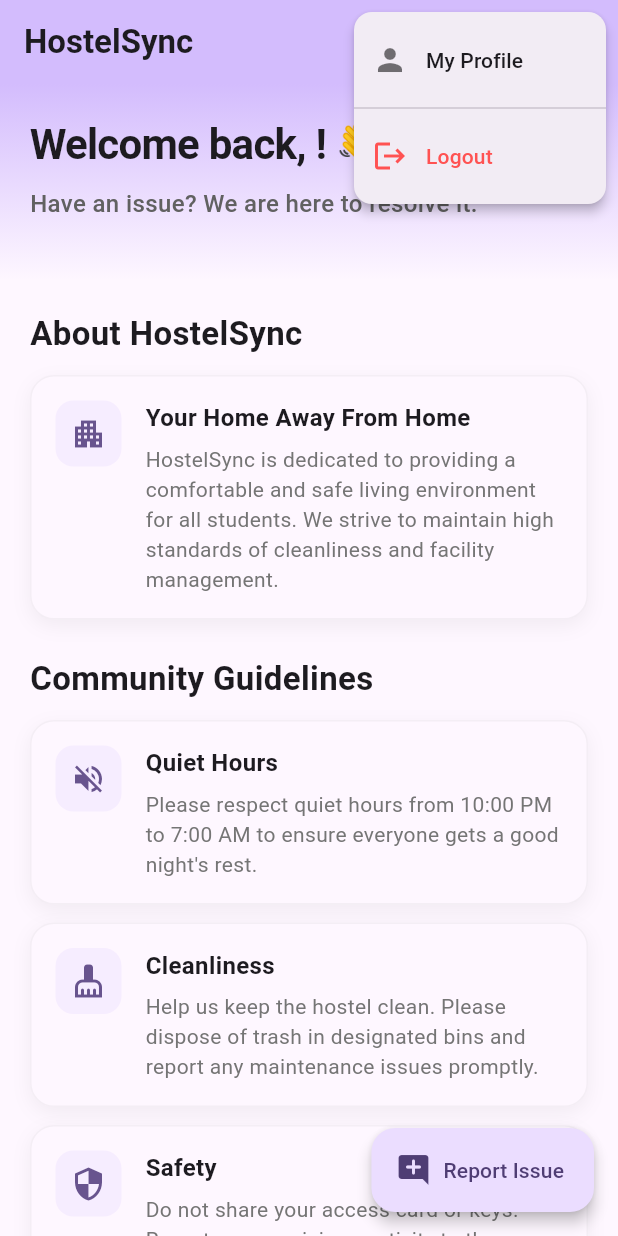
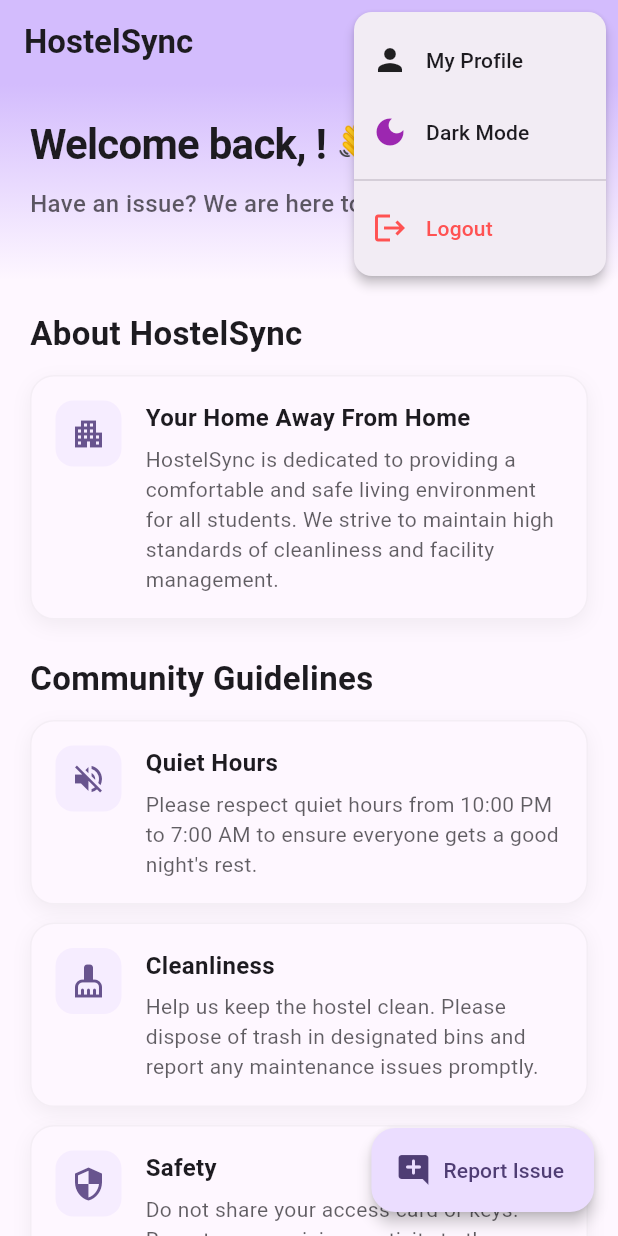
Before and after one commit to kalviumcommunity/S58-0125-Omega-Flutter-With-Firebase-ResolveU, a Flutter app: the HomePage screen opened directly, after a tap on the "person outline" icon, on a phone screen of 412 x 824 dp. Run offline on Flutter 3.47's test engine with Material 3 defaults, Android fonts, the phone set to English and light mode, and no system bars; our stand-ins replace cloud_firestore, firebase_auth, firebase_core; accounts and stored records are empty.

Commit message:
feat: Add Dark Mode support with dynamic theme switching

```diff
--- a/resolveu/lib/screens/home_page.dart
+++ b/resolveu/lib/screens/home_page.dart
@@ -3,6 +3,7 @@
 import 'login_page.dart';
 import 'report_issue_screen.dart';
 import 'profile_screen.dart';
+import '../theme_manager.dart';
 
 class HomePage extends StatefulWidget {
   const HomePage({super.key});
@@ -59,7 +60,7 @@
                     'Have an issue? We are here to resolve it.',
                     style: TextStyle(
                       fontSize: 16,
-                      color: Colors.grey[700],
+                      color: Theme.of(context).textTheme.bodyLarge?.color?.withOpacity(0.7),
                       fontWeight: FontWeight.w500,
                     ),
                   ),
@@ -158,6 +159,8 @@
             context,
             MaterialPageRoute(builder: (context) => const ProfileScreen()),
           );
+        } else if (value == 'theme') {
+          ThemeManager().toggleTheme(!ThemeManager().isDarkMode);
         } else if (value == 'logout') {
           await FirebaseAuth.instance.signOut();
           if (context.mounted) {
@@ -167,14 +170,29 @@
           }
         }
       },
-      itemBuilder: (BuildContext context) => <PopupMenuEntry<String>>[
-        const PopupMenuItem<String>(
+      itemBuilder: (BuildContext context) {
+        final isDark = ThemeManager().isDarkMode;
+        return <PopupMenuEntry<String>>[
+          PopupMenuItem<String>(
             value: 'profile',
             child: Row(
               children: [
-              Icon(Icons.person, color: Colors.black54),
-              SizedBox(width: 12),
-              Text('My Profile'),
+                Icon(Icons.person, color: Theme.of(context).iconTheme.color),
+                const SizedBox(width: 12),
+                const Text('My Profile'),
+              ],
+            ),
+          ),
+          PopupMenuItem<String>(
+            value: 'theme',
+            child: Row(
+              children: [
+                Icon(
+                  isDark ? Icons.light_mode : Icons.dark_mode,
+                  color: isDark ? Colors.orange : Colors.purple,
+                ),
+                const SizedBox(width: 12),
+                Text(isDark ? 'Light Mode' : 'Dark Mode'),
               ],
             ),
           ),
@@ -189,7 +207,8 @@
               ],
             ),
           ),
-      ],
+        ];
+      },
     );
   }
 
@@ -237,7 +256,7 @@
                   description,
                   style: TextStyle(
                     fontSize: 14,
-                    color: Colors.grey[600],
+                    color: Theme.of(context).textTheme.bodyMedium?.color?.withOpacity(0.7),
                     height: 1.4,
                   ),
                 ),
--- a/resolveu/lib/screens/login_page.dart
+++ b/resolveu/lib/screens/login_page.dart
@@ -131,7 +131,7 @@
               mainAxisAlignment: MainAxisAlignment.center,
               crossAxisAlignment: CrossAxisAlignment.stretch,
               children: [
-                const Icon(Icons.home_work, size: 80, color: Colors.deepPurple),
+                Icon(Icons.home_work, size: 80, color: Theme.of(context).colorScheme.primary),
                 const SizedBox(height: 24),
                 const Text(
                   'HostelSync',
@@ -139,10 +139,10 @@
                   style: TextStyle(fontSize: 32, fontWeight: FontWeight.bold),
                 ),
                 const SizedBox(height: 8),
-                const Text(
+                Text(
                   'Issue Tracking System',
                   textAlign: TextAlign.center,
-                  style: TextStyle(fontSize: 16, color: Colors.grey),
+                  style: TextStyle(fontSize: 16, color: Theme.of(context).textTheme.bodyMedium?.color?.withOpacity(0.7)),
                 ),
                 const SizedBox(height: 48),
                 TextFormField(
--- /dev/null
+++ b/resolveu/lib/theme_manager.dart
@@ -0,0 +1,22 @@
+import 'package:flutter/material.dart';
+
+class ThemeManager with ChangeNotifier {
+  static final ThemeManager _instance = ThemeManager._internal();
+
+  factory ThemeManager() {
+    return _instance;
+  }
+
+  ThemeManager._internal();
+
+  ThemeMode _themeMode = ThemeMode.light;
+
+  ThemeMode get themeMode => _themeMode;
+
+  bool get isDarkMode => _themeMode == ThemeMode.dark;
+
+  void toggleTheme(bool isDark) {
+    _themeMode = isDark ? ThemeMode.dark : ThemeMode.light;
+    notifyListeners();
+  }
+}
```
Also changed, not shown: resolveu/lib/main.dart (+15 -1 lines). Lines whose indentation alone changed are shown as unchanged.
